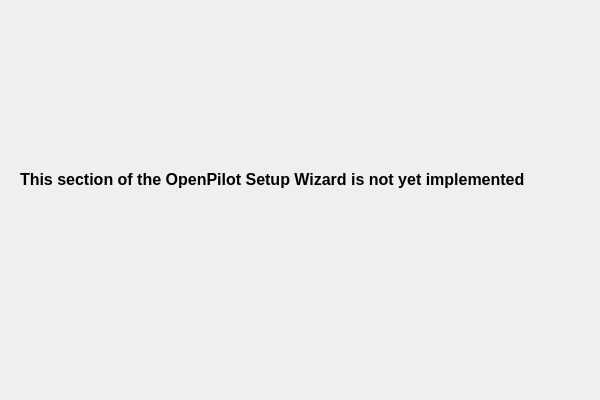
Qt form ground/openpilotgcs/src/plugins/setupwizard/pages/notyetimplementedpage.ui (openpilot/OpenPilot) before a commit.
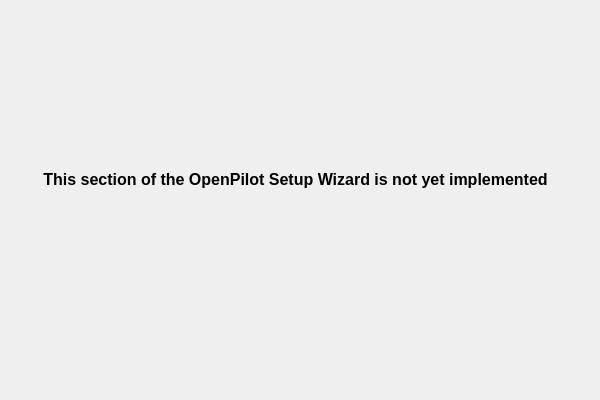
The same form after that commit.

Commit message: OP-1556 Bigger window size, Font sizes on all pages

```diff
--- a/ground/openpilotgcs/src/plugins/setupwizard/pages/notyetimplementedpage.ui
+++ b/ground/openpilotgcs/src/plugins/setupwizard/pages/notyetimplementedpage.ui
@@ -23,12 +23,7 @@
     </rect>
    </property>
    <property name="text">
-    <string>&lt;!DOCTYPE HTML PUBLIC &quot;-//W3C//DTD HTML 4.0//EN&quot; &quot;http://www.w3.org/TR/REC-html40/strict.dtd&quot;&gt;
-&lt;html&gt;&lt;head&gt;&lt;meta name=&quot;qrichtext&quot; content=&quot;1&quot; /&gt;&lt;style type=&quot;text/css&quot;&gt;
-p, li { white-space: pre-wrap; }
-&lt;/style&gt;&lt;/head&gt;&lt;body style=&quot; font-family:'MS Shell Dlg 2'; font-size:8.25pt; font-weight:400; font-style:normal;&quot;&gt;
-&lt;p style=&quot; margin-top:0px; margin-bottom:0px; margin-left:0px; margin-right:0px; -qt-block-indent:0; text-indent:0px;&quot;&gt;&lt;span style=&quot; font-size:12pt; font-weight:600;&quot;&gt;This section of the OpenPilot Setup Wizard is not yet implemented&lt;/span&gt;&lt;/p&gt;
-&lt;p style=&quot;-qt-paragraph-type:empty; margin-top:0px; margin-bottom:0px; margin-left:0px; margin-right:0px; -qt-block-indent:0; text-indent:0px; font-size:8pt;&quot;&gt;&lt;/p&gt;&lt;/body&gt;&lt;/html&gt;</string>
+    <string>&lt;html&gt;&lt;head/&gt;&lt;body&gt;&lt;p align=&quot;center&quot;&gt;&lt;span style=&quot; font-family:'MS Shell Dlg 2'; font-size:12pt; font-weight:600;&quot;&gt;This section of the OpenPilot Setup Wizard is not yet implemented&lt;/span&gt;&lt;/p&gt;&lt;/body&gt;&lt;/html&gt;</string>
    </property>
    <property name="alignment">
     <set>Qt::AlignLeading|Qt::AlignLeft|Qt::AlignTop</set>
```
The commit also changes 19 other files.
